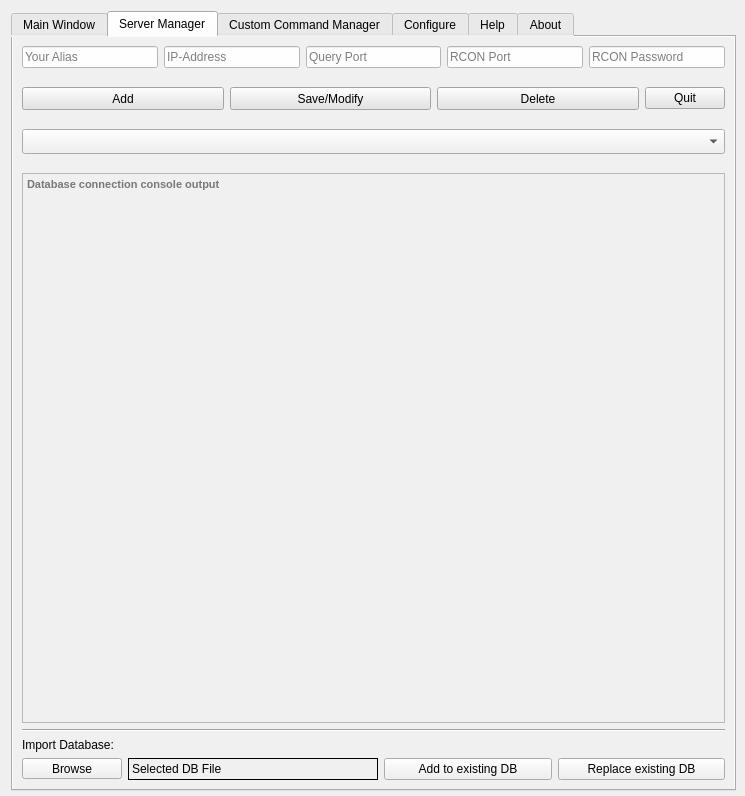
This is source_files/isrt_main_tabbed_v0.6.ui in sargolin/ISRT-Insurgency-Sandstorm-RCON-TOOL-and-Mapchanger as Qt 5 draws it before an edit. The edited form follows.
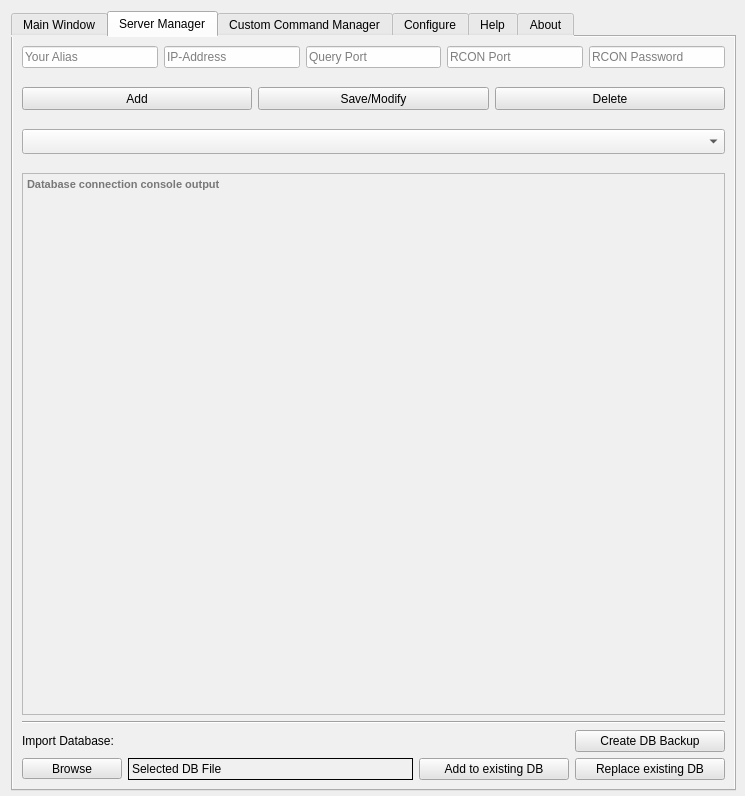
This is the edited form. The open tabs and pages were chosen to show the change. Icons and pictures are not drawn.

Diff of the .ui file:
```diff
--- a/source_files/isrt_main_tabbed_v0.6.ui
+++ b/source_files/isrt_main_tabbed_v0.6.ui
@@ -1659,6 +1659,8 @@
       <attribute name="title">
        <string>Server Manager</string>
       </attribute>
+      <layout class="QVBoxLayout" name="verticalLayout_20">
+       <item>
       <layout class="QVBoxLayout" name="verticalLayout_19">
        <item>
         <layout class="QVBoxLayout" name="verticalLayout_18">
@@ -1914,23 +1916,6 @@
              </property>
             </widget>
            </item>
-           <item>
-            <widget class="QPushButton" name="btn_server_quit">
-             <property name="toolTip">
-              <string>Quit the Server Manager</string>
-             </property>
-             <property name="statusTip">
-              <string>Quit the Server Manager</string>
-             </property>
-             <property name="styleSheet">
-              <string notr="true">background-color:rgb(228, 228, 228)
-</string>
-             </property>
-             <property name="text">
-              <string>Quit</string>
-             </property>
-            </widget>
-           </item>
           </layout>
          </item>
          <item>
@@ -2008,10 +1993,22 @@
          </item>
          <item>
           <widget class="QTextEdit" name="label_db_console">
+             <property name="sizePolicy">
+              <sizepolicy hsizetype="Expanding" vsizetype="MinimumExpanding">
+               <horstretch>0</horstretch>
+               <verstretch>0</verstretch>
+              </sizepolicy>
+             </property>
            <property name="minimumSize">
             <size>
              <width>554</width>
-             <height>41</height>
+               <height>0</height>
+              </size>
+             </property>
+             <property name="maximumSize">
+              <size>
+               <width>16777215</width>
+               <height>166655</height>
             </size>
            </property>
            <property name="font">
@@ -2064,6 +2061,10 @@
            </property>
           </widget>
          </item>
+          </layout>
+         </item>
+         <item>
+          <layout class="QHBoxLayout" name="horizontalLayout_29">
          <item>
           <widget class="QLabel" name="label_13">
            <property name="font">
@@ -2079,6 +2080,31 @@
           </widget>
          </item>
          <item>
+            <widget class="QPushButton" name="btn_exec_db_backup">
+             <property name="minimumSize">
+              <size>
+               <width>150</width>
+               <height>0</height>
+              </size>
+             </property>
+             <property name="maximumSize">
+              <size>
+               <width>150</width>
+               <height>16777215</height>
+              </size>
+             </property>
+             <property name="styleSheet">
+              <string notr="true">background-color:rgb(228, 228, 228)
+</string>
+             </property>
+             <property name="text">
+              <string>Create DB Backup</string>
+             </property>
+            </widget>
+           </item>
+          </layout>
+         </item>
+         <item>
           <layout class="QHBoxLayout" name="horizontalLayout_18">
            <item>
             <widget class="QToolButton" name="btn_select_database">
@@ -2088,6 +2114,10 @@
                <height>0</height>
               </size>
              </property>
+             <property name="styleSheet">
+              <string notr="true">background-color:rgb(228, 228, 228)
+</string>
+             </property>
              <property name="text">
               <string>Browse</string>
              </property>
@@ -2097,7 +2127,7 @@
             <widget class="QLabel" name="label_selected_db">
              <property name="minimumSize">
               <size>
-               <width>250</width>
+               <width>200</width>
                <height>0</height>
               </size>
              </property>
@@ -2111,6 +2141,22 @@
            </item>
            <item>
             <widget class="QPushButton" name="btn_add_database">
+             <property name="minimumSize">
+              <size>
+               <width>150</width>
+               <height>0</height>
+              </size>
+             </property>
+             <property name="maximumSize">
+              <size>
+               <width>150</width>
+               <height>16777215</height>
+              </size>
+             </property>
+             <property name="styleSheet">
+              <string notr="true">background-color:rgb(228, 228, 228)
+</string>
+             </property>
              <property name="text">
               <string>Add to existing DB</string>
              </property>
@@ -2118,6 +2164,22 @@
            </item>
            <item>
             <widget class="QPushButton" name="btn_replace_database">
+             <property name="minimumSize">
+              <size>
+               <width>150</width>
+               <height>0</height>
+              </size>
+             </property>
+             <property name="maximumSize">
+              <size>
+               <width>150</width>
+               <height>16777215</height>
+              </size>
+             </property>
+             <property name="styleSheet">
+              <string notr="true">background-color:rgb(228, 228, 228)
+</string>
+             </property>
              <property name="text">
               <string>Replace existing DB</string>
              </property>
```
Lines whose indentation alone changed are shown as unchanged.
